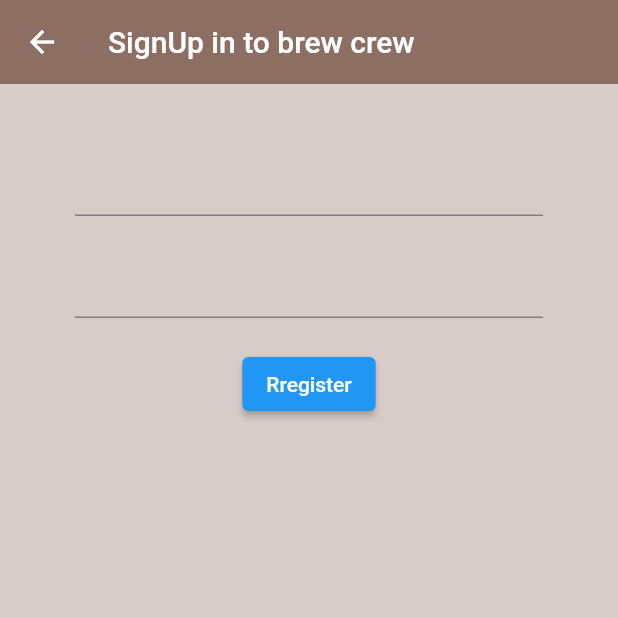
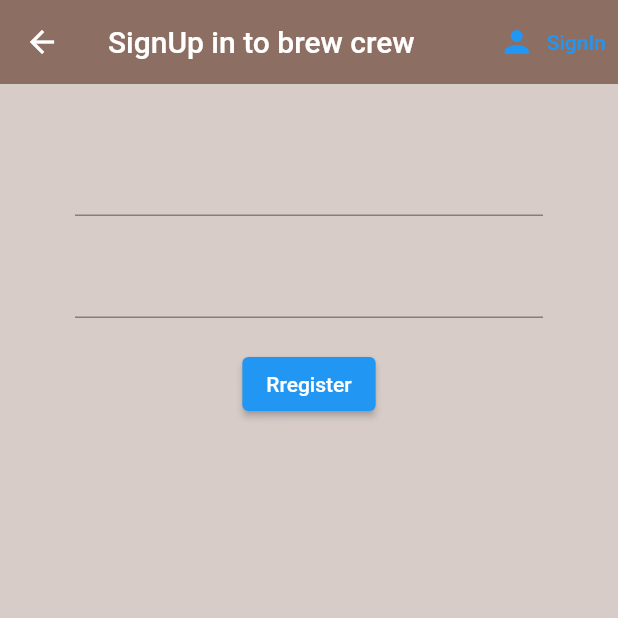
Before and after one commit to ImAshishMaan/Coffee_Crew, a Flutter app: the Register screen opened directly, on a phone screen of 412 x 824 dp, the top half of it. Run offline on Flutter 3.47's test engine with Material 2 defaults, Android fonts, the phone set to English and light mode, and no system bars; our stand-ins replace firebase_auth, firebase_core; accounts and stored records are empty.

Commit message:
add toggel between sign in and register

```diff
--- a/lib/screens/authenticate/register.dart
+++ b/lib/screens/authenticate/register.dart
@@ -2,6 +2,10 @@ import 'package:firebase_login_flutter/services/auth.dart';
 import 'package:flutter/material.dart';
 
 class Register extends StatefulWidget {
+  final Function? toggleView;
+
+  Register({this.toggleView});
+
   @override
   _RegisterState createState() => _RegisterState();
 }
@@ -21,6 +25,15 @@ class _RegisterState extends State<Register> {
         backgroundColor: Colors.brown[400],
         elevation: 0.0,
         title: Text("SignUp in to brew crew"),
+        actions: [
+          TextButton.icon(
+            icon: Icon(Icons.person),
+            label: Text("SignIn"),
+            onPressed: () {
+              widget.toggleView!();
+            },
+          )
+        ],
       ),
       body: Container(
         padding: EdgeInsets.symmetric(vertical: 20, horizontal: 50),
--- a/lib/services/auth.dart
+++ b/lib/services/auth.dart
@@ -30,7 +30,9 @@ class AuthService {
   }
 
   // sign in with email & password
-
+  Future signInemailpassword() async {
+    try {} catch (e) {}
+  }
   // register with email and password
 
   //sign out
```
Also changed, not shown: lib/screens/authenticate/authenticate.dart (+12 -3 lines), lib/screens/authenticate/sign_in.dart (+13 -0 lines).
